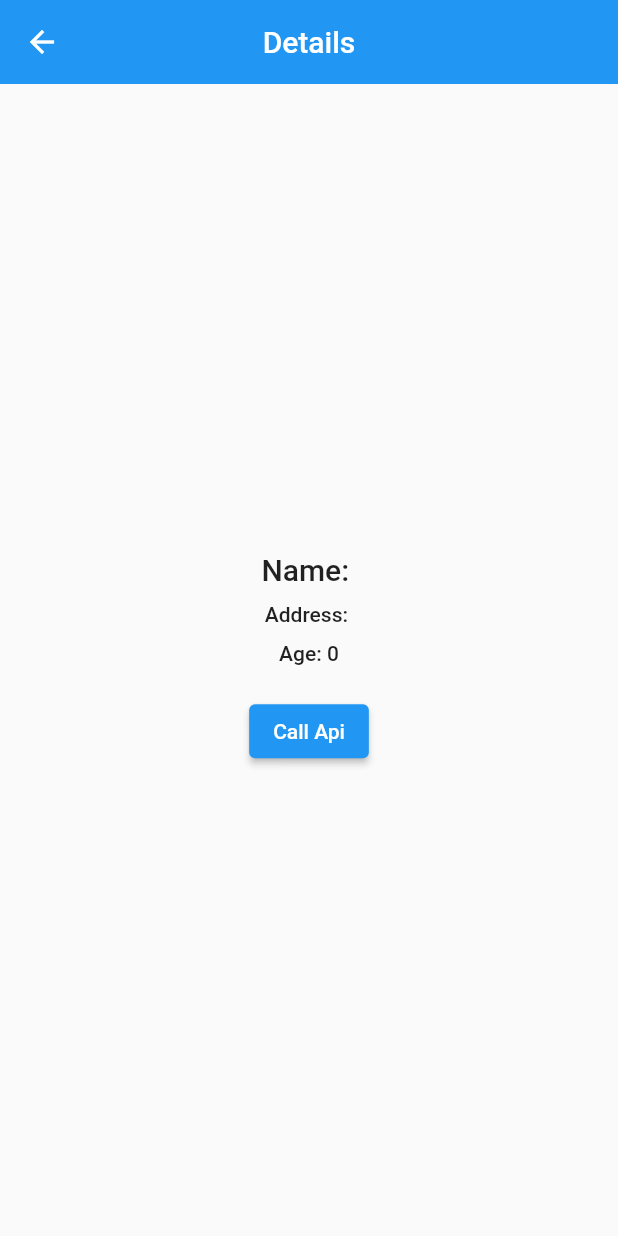
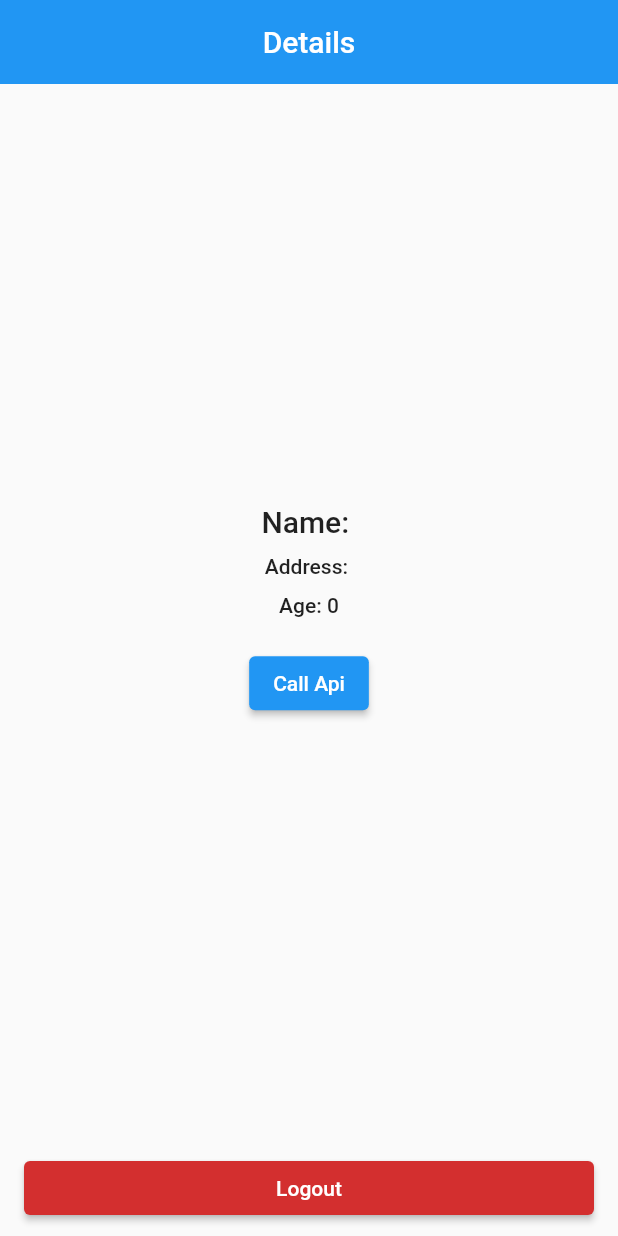
Before and after one commit to IchinoseBinit/form_application, a Flutter app: the DetailsScreen screen opened directly with empty values, on a phone screen of 412 x 824 dp. Run offline on Flutter 3.47's test engine with Material 2 defaults, Android fonts, the phone set to English and light mode, and no system bars; our stand-ins replace hive; accounts and stored records are empty.

```diff
--- a/lib/constants/constant.dart
+++ b/lib/constants/constant.dart
@@ -10,3 +10,8 @@ class UserConstants {
   static const usernameKey = "username";
   static const passwordKey = "password";
 }
+
+class DetailsConstants {
+  static const detailsBox = "details";
+  static const info = "info";
+}
--- /dev/null
+++ b/lib/models/details_model.dart
@@ -0,0 +1,11 @@
+class DetailsModel {
+  late String name;
+  late String address;
+  late int age;
+
+  DetailsModel.fromJson(Map obj) {
+    name = obj["name"];
+    address = obj["address"];
+    age = int.parse(obj["age"]);
+  }
+}
--- a/lib/screens/call_api_screen.dart
+++ b/lib/screens/call_api_screen.dart
@@ -1,4 +1,5 @@
 import 'package:flutter/material.dart';
+import 'package:collection/collection.dart';
 import 'package:form_application/constants/constant.dart';
 import 'package:form_application/models/task_model.dart';
 
--- a/lib/screens/details_screen.dart
+++ b/lib/screens/details_screen.dart
@@ -3,19 +3,18 @@ import 'dart:convert';
 import 'package:flutter/material.dart';
 import 'package:form_application/constants/constant.dart';
 import 'package:form_application/constants/urls.dart';
+import 'package:form_application/models/details_model.dart';
 import 'package:form_application/models/task_model.dart';
 import 'package:form_application/screens/call_api_screen.dart';
+import 'package:form_application/screens/login_screen.dart';
 import 'package:form_application/utils/general_alert_dialog.dart';
 import 'package:http/http.dart' as http;
 // import 'package:provider';
 
 class DetailsScreen extends StatelessWidget {
-  const DetailsScreen(this.name, this.address, this.age, {Key? key})
-      : super(key: key);
+  const DetailsScreen(this.model, {Key? key}) : super(key: key);
 
-  final String name;
-  final String address;
-  final int age;
+  final DetailsModel model;
 
   @override
   Widget build(BuildContext context) {
@@ -33,7 +32,7 @@ class DetailsScreen extends StatelessWidget {
           children: [
             Center(
               child: Text(
-                "Name: $name",
+                "Name: ${model.name}",
                 style: Theme.of(context).textTheme.headline6,
               ),
             ),
@@ -41,17 +40,17 @@ class DetailsScreen extends StatelessWidget {
               height: 10,
             ),
             Text(
-              "Address: $address",
+              "Address: ${model.address}",
               style: Theme.of(context).textTheme.bodyText1,
             ),
             const SizedBox(
               height: 10,
             ),
             Text(
-              "Age: $age",
+              "Age: ${model.age}",
               style: Theme.of(context).textTheme.bodyText1,
             ),
-            SizedBox(
+            const SizedBox(
               height: 20,
             ),
             ElevatedButton(
@@ -79,6 +78,22 @@ class DetailsScreen extends StatelessWidget {
           ],
         ),
       ),
+      bottomNavigationBar: Padding(
+        padding: basePadding,
+        child: ElevatedButton(
+          onPressed: () {
+            Navigator.of(context).pushReplacement(
+              MaterialPageRoute(
+                builder: (_) => LoginScreen(),
+              ),
+            );
+          },
+          child: const Text("Logout"),
+          style: ElevatedButton.styleFrom(
+            primary: Theme.of(context).errorColor,
+          ),
+        ),
+      ),
     );
   }
 }
--- a/lib/screens/register_screen.dart
+++ b/lib/screens/register_screen.dart
@@ -157,8 +157,7 @@ class RegisterScreen extends StatelessWidget {
                               await box.put(
                                   UserConstants.passwordKey, passwordList);
                               Navigator.of(context).pop();
-                              Navigator.of(context).push(MaterialPageRoute(
-                                  builder: (_) => LoginScreen()));
+                              Navigator.of(context).pop();
                             }
                           }
                         }
```
Also changed, not shown: lib/screens/contact_screen.dart (+31 -8 lines), lib/screens/login_screen.dart (+27 -7 lines), pubspec.lock, 1 other file.
